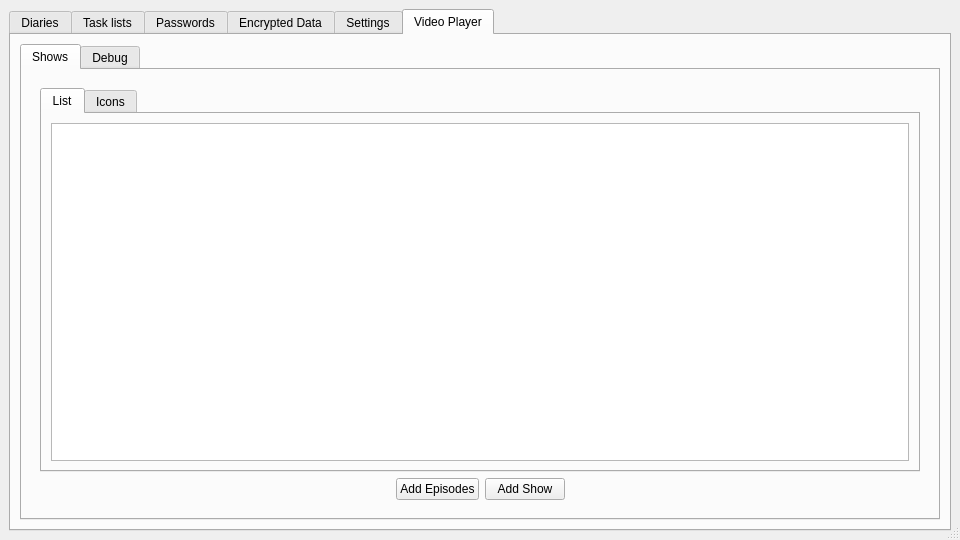
Above: mainwindow.ui from therealMaPMaKeR/MMDiary before the change. Below: the same form after it.
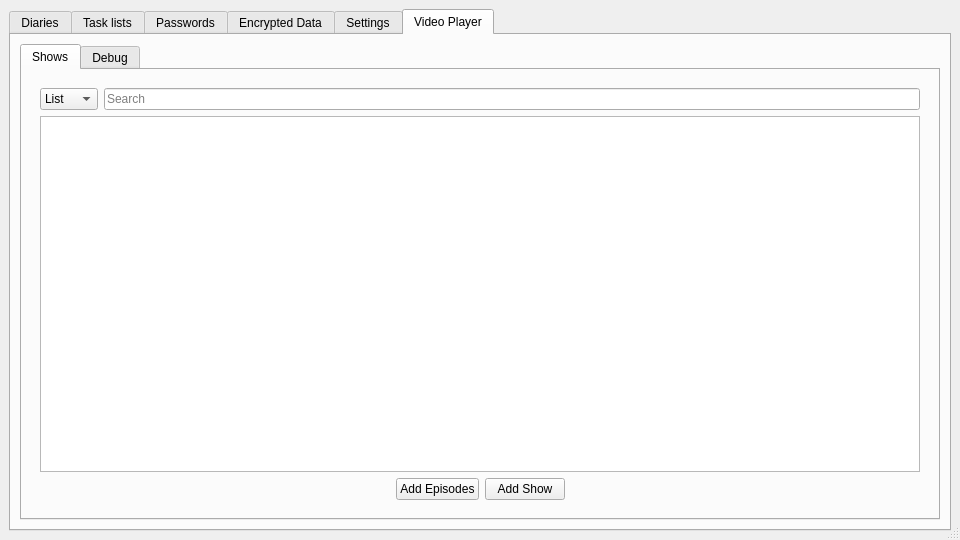
That is the form after the change. Custom widgets are drawn as their Qt base class.

The edit to the form file:
```diff
--- a/mainwindow.ui
+++ b/mainwindow.ui
@@ -2028,26 +2028,32 @@
               <widget class="QWidget" name="page_List">
                <layout class="QVBoxLayout" name="verticalLayout_25">
                 <item>
-                 <widget class="QTabWidget" name="tabWidget_VP_ShowsList">
-                  <property name="currentIndex">
-                   <number>0</number>
-                  </property>
-                  <widget class="QWidget" name="tab_ShowsList_List">
-                   <attribute name="title">
-                    <string>List</string>
-                   </attribute>
-                   <layout class="QVBoxLayout" name="verticalLayout_28">
+                 <layout class="QHBoxLayout" name="horizontalLayout_24">
+                  <item>
+                   <widget class="QComboBox" name="comboBox_VP_Shows_ListViewMode">
                     <item>
-                     <widget class="QListWidget" name="listWidget_VP_List_List"/>
+                     <property name="text">
+                      <string>List</string>
+                     </property>
                     </item>
-                   </layout>
-                  </widget>
-                  <widget class="QWidget" name="tab_ShowsList_Icons">
-                   <attribute name="title">
-                    <string>Icons</string>
-                   </attribute>
-                  </widget>
-                 </widget>
+                    <item>
+                     <property name="text">
+                      <string>Icons</string>
+                     </property>
+                    </item>
+                   </widget>
+                  </item>
+                  <item>
+                   <widget class="QLineEdit" name="lineEdit_VP_Shows_SearchBar">
+                    <property name="placeholderText">
+                     <string>Search</string>
+                    </property>
+                   </widget>
+                  </item>
+                 </layout>
+                </item>
+                <item>
+                 <widget class="QListWidget" name="listWidget_VP_List_List"/>
                 </item>
                 <item>
                  <layout class="QHBoxLayout" name="horizontalLayout_22">
```
